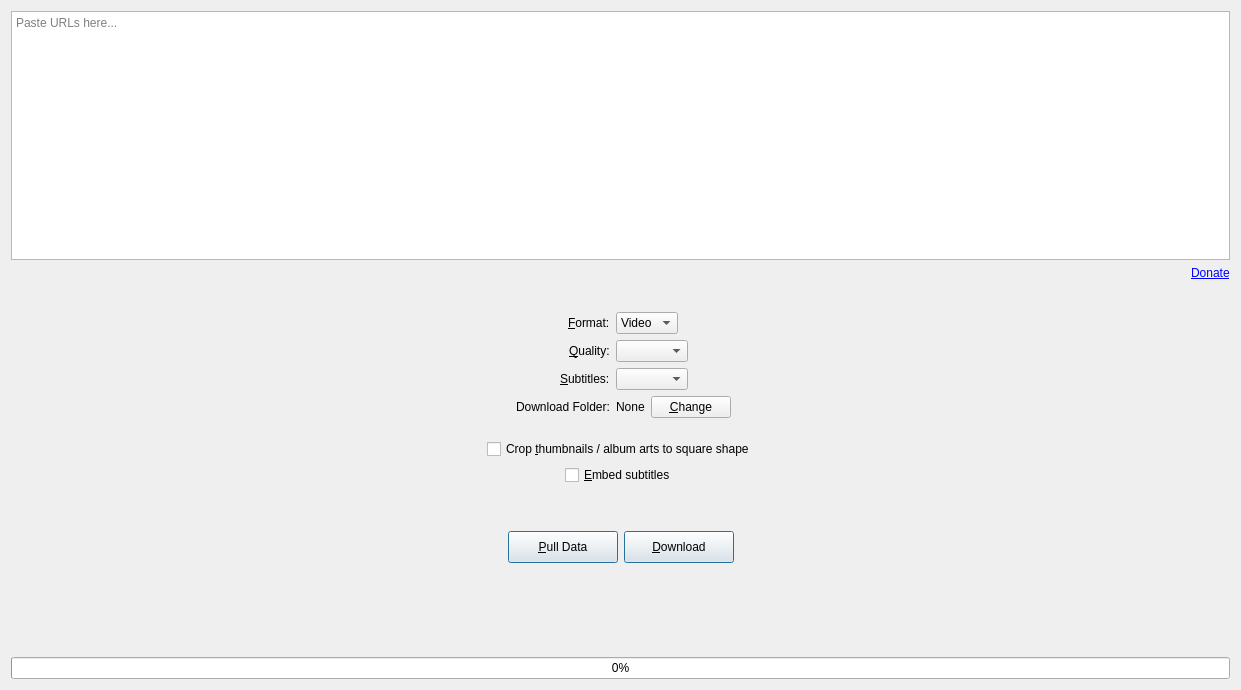
The window that src/designer/tab.ui (markop404/media-downloader) describes before a commit, drawn with Qt 5.
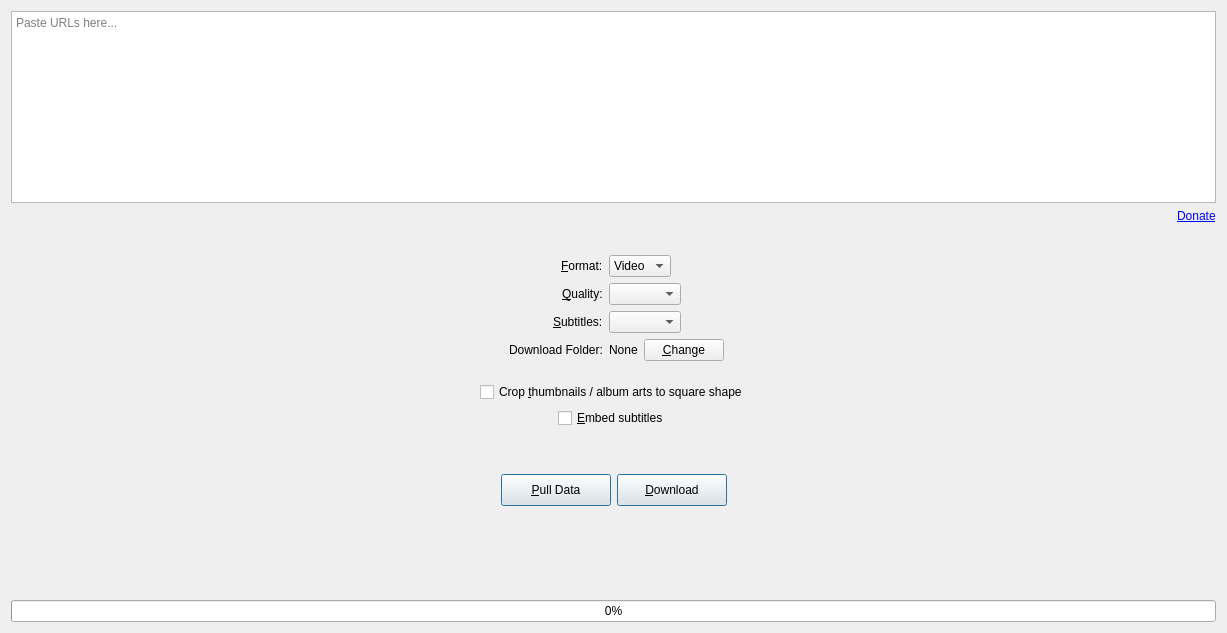
The same window after the commit. Icons and pictures are not drawn.

What changed in the file:
```diff
--- a/src/designer/tab.ui
+++ b/src/designer/tab.ui
@@ -2,14 +2,6 @@
 <ui version="4.0">
  <class>Tab</class>
  <widget class="QWidget" name="Tab">
-  <property name="geometry">
-   <rect>
-    <x>0</x>
-    <y>0</y>
-    <width>1241</width>
-    <height>690</height>
-   </rect>
-  </property>
   <layout class="QVBoxLayout" name="verticalLayout">
    <item>
     <widget class="QPlainTextEdit" name="plainTextEdit">
```
